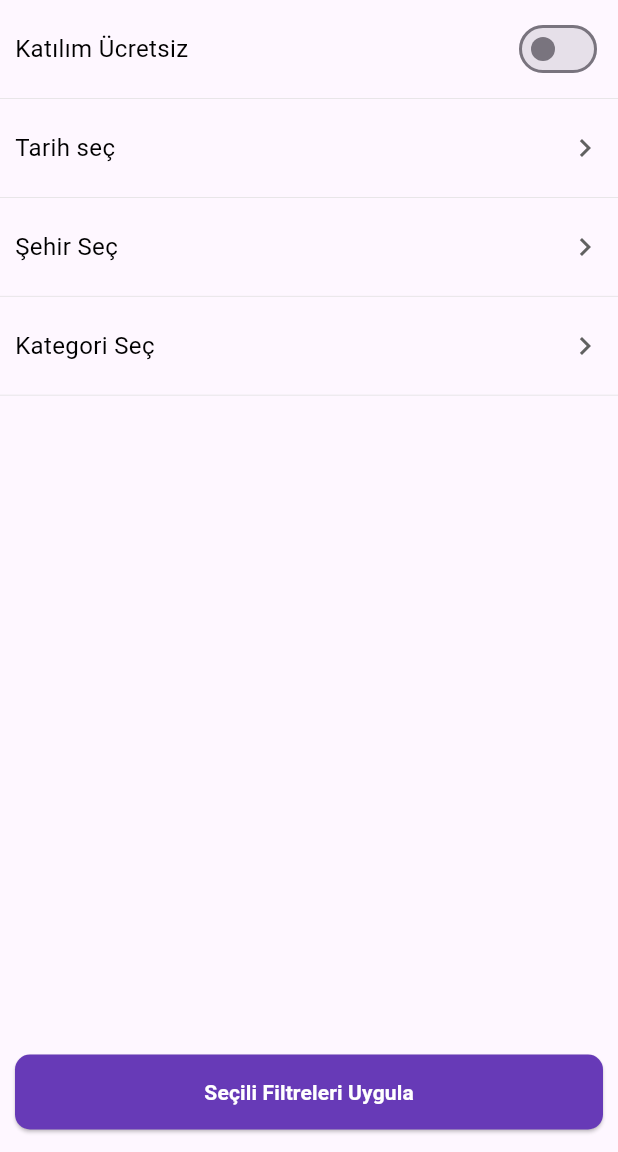
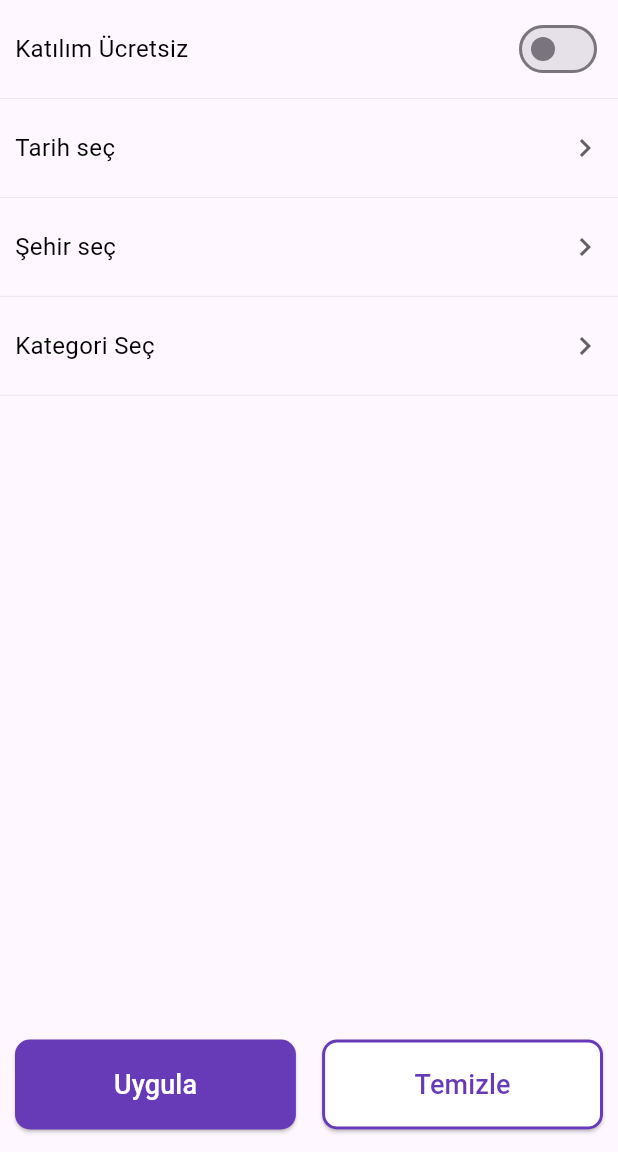
Before and after one commit to senaykeskin/Activity-App, a Flutter app: the screen it shows after launch, after a tap on an icon or button, on a phone screen of 412 x 824 dp, the part 84-1236 px from its top. Run offline on Flutter 3.47's test engine with Material 3 defaults, Android fonts, the phone set to English and light mode, and no system bars; our stand-ins replace font_awesome_flutter, lottie, page_transition, rxdart; network calls fail.

Commit message:
all filters were completed

```diff
--- a/lib/global/global-service.dart
+++ b/lib/global/global-service.dart
@@ -1,7 +1,7 @@
 import 'dart:convert';
 import 'package:http/http.dart' as http;
 import '../models/activity_model.dart';
-import 'api-key.dart';
+import 'apiKey.dart';
 
 class ActivityService {
   static const String apiUrl = 'https://backend.etkinlik.io/api/v2/events';
--- a/lib/global/strings.dart
+++ b/lib/global/strings.dart
@@ -1,3 +1,15 @@
 class AppStrings {
-  static const String filterTitle = "Filtrele";
+  static const String apply = "Uygula";
+  static const String clean = "Temizle";
+  static const String filter = "Filtrele";
+  static const String isFree = "Katılım Ücretsiz";
+  static const String chooseDate = "Tarih seç";
+  static const String chooseCity = "Şehir seç";
+  static const String chooseCategory = "Kategori Seç";
+  static const String homePage = "Ana Sayfa";
+  static const String events = "Etkinlikler";
+  static const String eventNotFound =
+      "Yapılan filtrelemeye göre etkinlik bulunamadı.";
+  static const String favorites = "Favoriler";
+  static const String search = "Arama yapın...";
 }
--- a/lib/main.dart
+++ b/lib/main.dart
@@ -1,5 +1,3 @@
-import 'package:activity_app/global/global-service.dart';
-import 'package:activity_app/module/filter_screen/category_service.dart';
 import 'package:activity_app/stores/category_store.dart';
 import 'package:flutter/material.dart';
 import 'package:activity_app/module/home/home.dart';
--- a/lib/module/activity_home_screen/activity_home_screen.dart
+++ b/lib/module/activity_home_screen/activity_home_screen.dart
@@ -1,6 +1,9 @@
 import 'dart:io';
+
+import 'package:activity_app/global/strings.dart';
 import 'package:flutter/cupertino.dart';
 import 'package:flutter/material.dart';
+import 'package:lottie/lottie.dart';
 import '../../stores/event_store.dart';
 import '../../global/global-variables.dart';
 import '../../models/activity_model.dart';
@@ -14,11 +17,13 @@ class ActivityHomeScreen extends StatefulWidget {
   State<ActivityHomeScreen> createState() => _ActivityHomeScreenState();
 }
 
-class _ActivityHomeScreenState extends State<ActivityHomeScreen> {
+class _ActivityHomeScreenState extends State<ActivityHomeScreen>
+    with TickerProviderStateMixin {
   final ScrollController _scrollController = ScrollController();
   late final EventStore _eventStore;
   late Stream<bool> _isLoadingStream;
   late Stream<List<EventItem>> _eventListStream;
+  late final AnimationController _controller;
 
   int firstItemCount = 20;
 
@@ -30,6 +35,9 @@ class _ActivityHomeScreenState extends State<ActivityHomeScreen> {
     _eventListStream = _eventStore.eventListStream;
     _eventStore.fetchAllEvents();
     _scrollController.addListener(_onScroll);
+    _controller =
+        AnimationController(vsync: this, duration: Duration(seconds: 2))
+          ..repeat();
   }
 
   void _onScroll() {
@@ -43,6 +51,7 @@ class _ActivityHomeScreenState extends State<ActivityHomeScreen> {
   @override
   void dispose() {
     _scrollController.dispose();
+    _controller.dispose();
     super.dispose();
   }
 
@@ -54,26 +63,53 @@ class _ActivityHomeScreenState extends State<ActivityHomeScreen> {
         backgroundColor: Colors.white,
         centerTitle: true,
         title: const Text(
-          "Ana Sayfa",
+          AppStrings.homePage,
           style: TextStyle(fontSize: 16, fontWeight: FontWeight.w400),
         ),
       ),
       body: Padding(
-        padding: const EdgeInsets.all(10),
+        padding: all10,
         child: Column(
           crossAxisAlignment: CrossAxisAlignment.start,
           children: [
             const SearchAndFilter(),
             const SizedBox(height: 30),
             const Text(
-              "Etkinlikler",
+              AppStrings.events,
               style: TextStyle(
                   fontSize: 18,
                   fontWeight: FontWeight.bold,
                   color: Colors.black),
             ),
             Expanded(
-              child: StreamBuilder<List<EventItem>>(
+              child: StreamBuilder<int>(
+                stream: _eventStore.eventLengthStream,
+                builder: (context, lengthSnapshot) {
+                  final eventLength = lengthSnapshot.data ?? 0;
+                  if (eventLength == 0) {
+                    return Center(
+                      child: Padding(
+                        padding: top30,
+                        child: Column(
+                          children: [
+                            Lottie.asset('assets/animations/notFound.json',
+                                height: 150,
+                                fit: BoxFit.fill,
+                                controller: _controller),
+                            const Text(
+                              AppStrings.eventNotFound,
+                              style: TextStyle(
+                                  fontSize: 16,
+                                  fontWeight: FontWeight.w400,
+                                  color: Colors.black),
+                              textAlign: TextAlign.center,
+                            ),
+                          ],
+                        ),
+                      ),
+                    );
+                  }
+                  return StreamBuilder<List<EventItem>>(
                     stream: _eventListStream,
                     builder: (context, snapshot) {
                       final events = snapshot.data ?? [];
@@ -105,8 +141,10 @@ class _ActivityHomeScreenState extends State<ActivityHomeScreen> {
                         },
                       );
                     },
+                  );
+                },
               ),
-            ),
+            )
           ],
         ),
       ),
--- a/lib/module/filter_screen/category_service.dart
+++ b/lib/module/filter_screen/category_service.dart
@@ -1,8 +1,7 @@
 import 'dart:convert';
-import 'dart:developer';
 import 'package:activity_app/models/category_model.dart';
 import 'package:http/http.dart' as http;
-import '../../global/api-key.dart';
+import '../../global/apiKey.dart';
 
 class CategoryService {
   static const String apiUrl = 'https://backend.etkinlik.io/api/v2/categories';
--- a/lib/module/filter_screen/filter_screen.dart
+++ b/lib/module/filter_screen/filter_screen.dart
@@ -1,11 +1,9 @@
-import 'dart:developer';
-
+import 'package:activity_app/global/strings.dart';
 import 'package:activity_app/stores/category_store.dart';
 import 'package:activity_app/stores/province_store.dart';
 import 'package:activity_app/widgets/categorySelection.dart';
 import 'package:activity_app/widgets/citySelection.dart';
 import 'package:flutter/material.dart';
-import 'package:rxdart/rxdart.dart';
 import '../../stores/event_store.dart';
 import '../../global/global-variables.dart';
 import '../../widgets/filterItems.dart';
@@ -18,15 +16,6 @@ class FilterScreen extends StatefulWidget {
 }
 
 class _FilterScreenState extends State<FilterScreen> {
-  late final BehaviorSubject<DateTime?> selectedDate =
-      BehaviorSubject<DateTime?>();
-
-  late final BehaviorSubject<bool> isFreeController =
-      BehaviorSubject<bool>.seeded(false);
-
-  final BehaviorSubject<String?> selectedProvince = BehaviorSubject<String?>();
-  final BehaviorSubject<String?> selectedCategory = BehaviorSubject<String?>();
-
   @override
   void initState() {
     super.initState();
@@ -34,9 +23,6 @@ class _FilterScreenState extends State<FilterScreen> {
 
   @override
   void dispose() {
-    selectedDate.close();
-    isFreeController.close();
-    selectedProvince.close();
     super.dispose();
   }
 
@@ -54,7 +40,7 @@ class _FilterScreenState extends State<FilterScreen> {
     );
 
     if (pickedDate != null) {
-      selectedDate.add(pickedDate);
+      eventStore.setSelectedDate(pickedDate);
       eventStore.filterEventsByDate(pickedDate);
     } else {
       eventStore.resetEvents();
@@ -72,7 +58,8 @@ class _FilterScreenState extends State<FilterScreen> {
       builder: (context) {
         return CitySelectionSheet(
           onCitySelected: (String city) {
-            selectedProvince.add(city);
+            provinceStore.selectedCity.add(city);
+            provinceStore.setSelectedCity(city);
             Navigator.pop(context);
           },
         );
@@ -91,18 +78,21 @@ class _FilterScreenState extends State<FilterScreen> {
       builder: (context) {
         return CategorySelection(
           onCategorySelected: (String category) {
-              selectedCategory.add(category);
+            categoryStore.selectedCategory.add(category);
+            categoryStore.setSelectedCategory(category);
             Navigator.pop(context);
           },
         );
-        });
+      },
+    );
   }
 
   @override
   Widget build(BuildContext context) {
     return Scaffold(
       appBar: AppBar(
-        title: const Text("Filtrele", style: TextStyle(color: Colors.white)),
+        title: const Text(AppStrings.filter,
+            style: TextStyle(color: Colors.white)),
         backgroundColor: Colors.deepPurple,
         iconTheme: const IconThemeData(color: Colors.white),
         leading: IconButton(
@@ -122,15 +112,15 @@ class _FilterScreenState extends State<FilterScreen> {
                 child: Column(
                   children: [
                     FilterItemsContainer(
-                      text: "Katılım Ücretsiz",
+                      text: AppStrings.isFree,
                       widget: StreamBuilder<bool>(
-                        stream: isFreeController.stream,
-                        initialData: isFreeController.value,
+                        stream: eventStore.isFreeControllerStream,
                         builder: (context, snapshot) {
+                          bool isFree = snapshot.data ?? eventStore.isFree;
                           return Switch(
-                            value: snapshot.data ?? false,
+                            value: isFree,
                             onChanged: (value) {
-                              isFreeController.add(value);
+                              eventStore.setIsFree(value);
                               eventStore.filterEventsByFreeStatus(value);
                             },
                           );
@@ -138,7 +128,7 @@ class _FilterScreenState extends State<FilterScreen> {
                       ),
                     ),
                     StreamBuilder<DateTime?>(
-                      stream: selectedDate.stream,
+                      stream: eventStore.selectedDateStream,
                       builder: (context, snapshot) {
                         String dateText = "";
                         if (snapshot.hasData && snapshot.data != null) {
@@ -146,7 +136,7 @@ class _FilterScreenState extends State<FilterScreen> {
                               "${snapshot.data!.day}/${snapshot.data!.month}/${snapshot.data!.year}";
                         }
                         return FilterItemsContainer(
-                          text: "Tarih seç",
+                          text: AppStrings.chooseDate,
                           subtext: dateText,
                           widget: Icon(
                             Icons.chevron_right_outlined,
@@ -164,7 +154,7 @@ class _FilterScreenState extends State<FilterScreen> {
                           cityText = snapshot.data.toString();
                         }
                         return FilterItemsContainer(
-                          text: "Şehir Seç",
+                          text: AppStrings.chooseCity,
                           subtext: cityText,
                           widget: Icon(
                             Icons.chevron_right_outlined,
@@ -182,7 +172,7 @@ class _FilterScreenState extends State<FilterScreen> {
                             categoryText = snapshot.data.toString();
                           }
                           return FilterItemsContainer(
-                            text: "Kategori Seç",
+                            text: AppStrings.chooseCategory,
                             subtext: categoryText,
                             widget: Icon(
                               Icons.chevron_right_outlined,
@@ -198,20 +188,50 @@ class _FilterScreenState extends State<FilterScreen> {
             Container(
               width: double.infinity,
               margin: horizontal10 + vertical15,
-              child: ElevatedButton(
+              child: Row(
+                mainAxisAlignment: MainAxisAlignment.spaceBetween,
+                children: [
+                  ElevatedButton(
                     style: ElevatedButton.styleFrom(
                       backgroundColor: Colors.deepPurple,
                       shape: RoundedRectangleBorder(borderRadius: border10),
-                  fixedSize: Size(W(context), 50),
+                      fixedSize: Size(W(context) / 2.2, 60),
                     ),
                     onPressed: () {
                       Navigator.pop(context);
                     },
                     child: const Text(
-                  "Seçili Filtreleri Uygula",
+                      AppStrings.apply,
                       style: TextStyle(
-                      color: Colors.white, fontWeight: FontWeight.bold),
+                          color: Colors.white,
+                          fontWeight: FontWeight.w500,
+                          fontSize: 18),
                     ),
+                  ),
+                  ElevatedButton(
+                    style: ElevatedButton.styleFrom(
+                      backgroundColor: Colors.white,
+                      shape: RoundedRectangleBorder(
+                        borderRadius: border10,
+                        side: BorderSide(
+                          color: Colors.deepPurple,
+                          width: 2,
+                        ),
+                      ),
+                      fixedSize: Size(W(context) / 2.2, 60),
+                    ),
+                    onPressed: () {
+                      eventStore.resetEvents();
+                    },
+                    child: const Text(
+                      AppStrings.clean,
+                      style: TextStyle(
+                          color: Colors.deepPurple,
+                          fontWeight: FontWeight.w500,
+                          fontSize: 18),
+                    ),
+                  ),
+                ],
               ),
             ),
           ],
--- a/lib/module/filter_screen/provinces_service.dart
+++ b/lib/module/filter_screen/provinces_service.dart
@@ -18,7 +18,8 @@ class ProvinceService {
 
         return items;
       } else {
-        throw Exception('API Hatası: ${response.statusCode} - ${response.body}');
+        throw Exception(
+            'API Hatası: ${response.statusCode} - ${response.body}');
       }
     } catch (e) {
       inspect(e);
--- a/lib/module/home/home.dart
+++ b/lib/module/home/home.dart
@@ -1,3 +1,4 @@
+import 'package:activity_app/global/strings.dart';
 import 'package:activity_app/module/activity_home_screen/activity_home_screen.dart';
 import 'package:flutter/material.dart';
 
@@ -29,8 +30,10 @@ class _HomeState extends State<Home> {
             unselectedLabelColor: Colors.white,
             indicatorSize: TabBarIndicatorSize.label,
             tabs: [
-              Tab(icon: Icon(Icons.home), text: "Ana Sayfa"),
-              Tab(icon: Icon(Icons.favorite_outlined), text: "Favoriler"),
+              Tab(icon: Icon(Icons.home), text: AppStrings.homePage),
+              Tab(
+                  icon: Icon(Icons.favorite_outlined),
+                  text: AppStrings.favorites),
             ],
           ),
         ),
--- a/lib/stores/category_store.dart
+++ b/lib/stores/category_store.dart
@@ -1,8 +1,6 @@
-import 'dart:developer';
 import 'package:activity_app/models/category_model.dart';
 import 'package:activity_app/module/filter_screen/category_service.dart';
 import 'package:rxdart/rxdart.dart';
-
 import 'event_store.dart';
 
 class CategoryStore {
@@ -19,20 +17,16 @@ class CategoryStore {
   Future<void> loadCategories() async {
     try {
       final categories = await CategoryService.getCategories();
-      if (categories.isEmpty) {
-        inspect("Kategori listesi boş döndü!");
-      }
+      if (categories.isEmpty) {}
       categoryList.add(categories);
-      inspect("Kategoriler başarıyla yüklendi: ${categories.length} adet");
     } catch (e) {
-      inspect("Kategoriler yüklenirken hata oluştu: $e");
       categoryList.sink.add([]);
     }
   }
 
-  void setSelectedCity(String category) {
+  void setSelectedCategory(String category) {
     selectedCategory.add(category);
-    filterEventsByCategory(category);
+    eventStore.filterEventsByCategory(category);
   }
 
   void filterEventsByCategory(String category) {
--- a/lib/widgets/categorySelection.dart
+++ b/lib/widgets/categorySelection.dart
@@ -35,14 +35,12 @@ class CategorySelection extends StatelessWidget {
                           title: Text(categoryName!),
                           onTap: () {
                             onCategorySelected(categoryName);
-                            categoryStore.setSelectedCity(categoryName);
+                            categoryStore.setSelectedCategory(categoryName);
                           },
                         );
                       });
                 }
-
-                return const Center(child: Text("Seçilen kategoride bir etkinlik bulunamadı"));
-
+                return const Center();
               },
             ),
           ),
--- a/lib/widgets/citySelection.dart
+++ b/lib/widgets/citySelection.dart
@@ -42,7 +42,7 @@ class CitySelectionSheet extends StatelessWidget {
                   );
                 }
 
-                return const Center(child: Text("Seçilen şehirde bir etkinlik bulunamadı"));
+                return const Center();
               },
             ),
           ),
--- a/lib/widgets/filterItems.dart
+++ b/lib/widgets/filterItems.dart
@@ -42,8 +42,10 @@ class FilterItemsContainer extends StatelessWidget {
                         Text(text,
                             style:
                                 TextStyle(fontSize: 16, color: Colors.black)),
-                  Text(subtext ?? "",
-                    style: TextStyle(fontSize: 11, color: Colors.deepOrange),
+                        Text(
+                          subtext ?? "",
+                          style:
+                              TextStyle(fontSize: 11, color: Colors.deepOrange),
                         ),
                       ],
                     )
--- a/lib/widgets/searchAndFilter.dart
+++ b/lib/widgets/searchAndFilter.dart
@@ -1,3 +1,4 @@
+import 'package:activity_app/global/strings.dart';
 import 'package:flutter/material.dart';
 import 'package:font_awesome_flutter/font_awesome_flutter.dart';
 import 'package:page_transition/page_transition.dart';
@@ -53,7 +54,7 @@ class _SearchAndFilterState extends State<SearchAndFilter> {
               border: InputBorder.none,
               icon: Icon(Icons.search_outlined),
               iconColor: Colors.grey.shade400,
-              hintText: "Arama yapın...",
+              hintText: AppStrings.search,
               hintStyle: TextStyle(
                 fontSize: 14,
                 fontWeight: FontWeight.w400,
--- a/pubspec.yaml
+++ b/pubspec.yaml
@@ -20,6 +20,7 @@ dependencies:
   rxdart: ^0.28.0
   page_transition: ^2.2.1
   flutter_localization: ^0.3.1
+  lottie: ^3.3.1
 
 dev_dependencies:
   flutter_test:
@@ -33,9 +34,8 @@ flutter:
   uses-material-design: true
 
   # To add assets to your application, add an assets section, like this:
-  # assets:
-  #   - images/a_dot_burr.jpeg
-  #   - images/a_dot_ham.jpeg
+  assets:
+    - assets/animations/
 
   # An image asset can refer to one or more resolution-specific "variants", see
   # https://flutter.dev/to/resolution-aware-images
```
Also changed, not shown: assets/animations/notFound.json (added, +1 -0 lines), lib/stores/event_store.dart (+81 -38 lines), lib/stores/province_store.dart (+5 -3 lines), pubspec.lock. Lines whose indentation alone changed are shown as unchanged.
